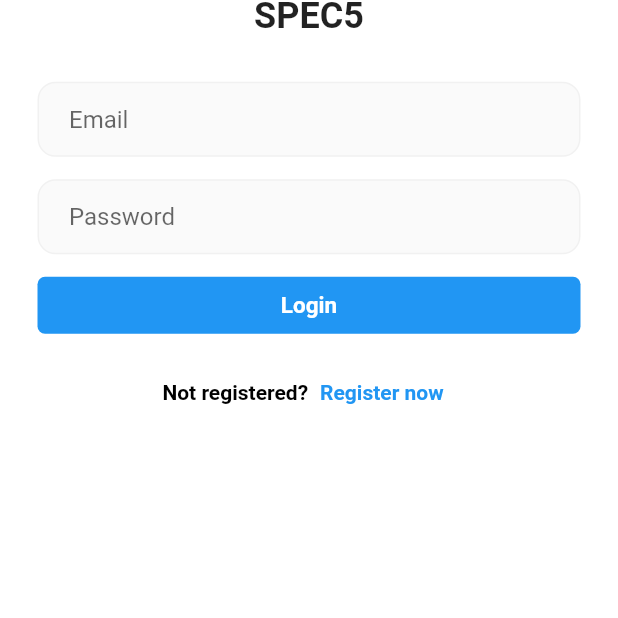
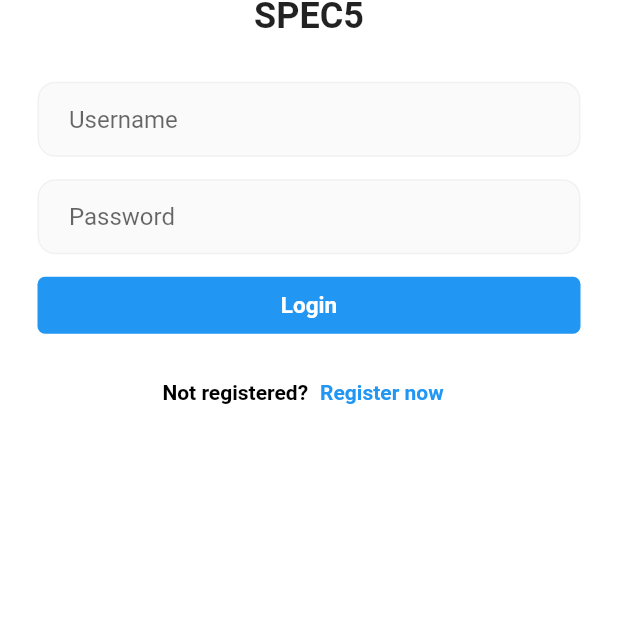
Before and after one commit to bomxacalaka/collab_ws, a Flutter app: the screen it shows after launch, on a phone screen of 412 x 824 dp, the part 402-1020 px from its top. Run offline on Flutter 3.47's test engine with Material 2 defaults, Android fonts, the phone set to English and light mode, and no system bars; our stand-ins replace flutter_slidable, shared_preferences; network calls fail.

Commit message:
changed login text field from Email to Username

```diff
--- a/lib/WelcomePage/loginPage.dart
+++ b/lib/WelcomePage/loginPage.dart
@@ -84,7 +84,7 @@ class _LoginPageState extends State<LoginPage>{
                     const SizedBox(height: 30),
 
                     TextFieldHere(
-                      text: "Email",
+                      text: "Username",
                       controller: _usernameController,
                       obscureIt: false,
                     ), const SizedBox(height: 15,),
```
